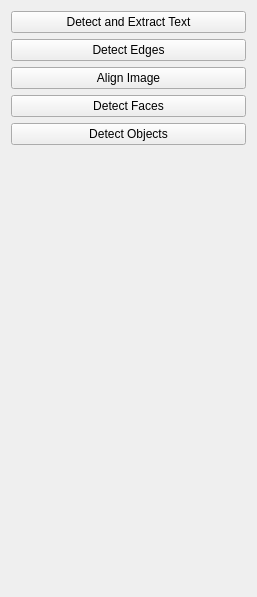
0xC0000409/ImageProcessor, file ui/tools.ui: the form before one commit.
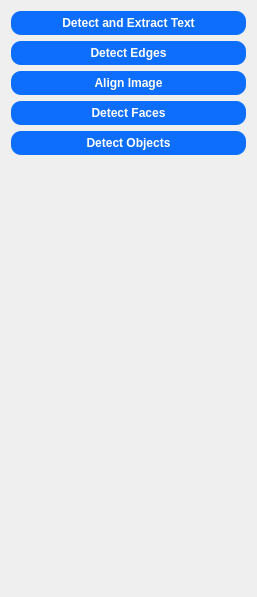
The form after the commit.

What changed in the file:
```diff
--- a/ui/tools.ui
+++ b/ui/tools.ui
@@ -13,6 +13,19 @@
   <property name="windowTitle">
    <string>Form</string>
   </property>
+  <property name="styleSheet">
+   <string notr="true">QPushButton {
+	background-color: #0d6efd;
+	border-radius: 10px;
+	padding: 5px;
+	color: white;
+	font-weight: bold;
+}
+
+QPushButton:hover {
+	background-color: #01388a;
+}</string>
+  </property>
   <layout class="QVBoxLayout" name="verticalLayout">
    <item>
     <widget class="QPushButton" name="buttonExtractText">
```
